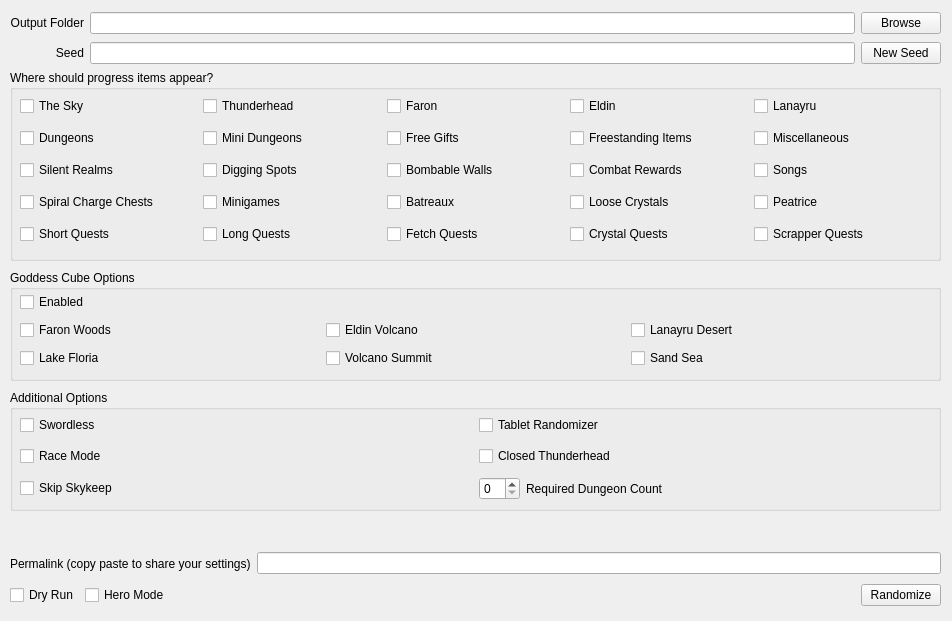
The window that randogui.ui (ssrando/ssrando) describes before a commit, drawn with Qt 5.
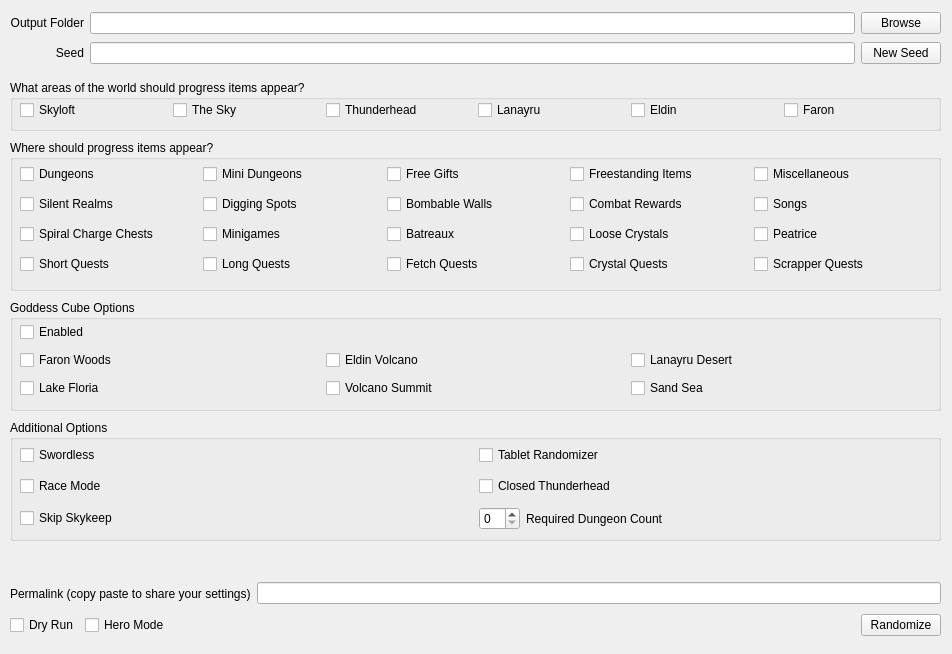
The same window after the commit.

Commit message: added a skyloft type and rearranged the region selection part of the gui

Patch:
```diff
--- a/randogui.ui
+++ b/randogui.ui
@@ -7,7 +7,7 @@
     <x>0</x>
     <y>0</y>
     <width>952</width>
-    <height>621</height>
+    <height>654</height>
    </rect>
   </property>
   <property name="sizePolicy">
@@ -91,9 +91,9 @@
     <property name="geometry">
      <rect>
       <x>10</x>
-      <y>70</y>
+      <y>140</y>
       <width>931</width>
-      <height>191</height>
+      <height>151</height>
      </rect>
     </property>
     <property name="title">
@@ -105,17 +105,10 @@
        <x>10</x>
        <y>20</y>
        <width>911</width>
-       <height>161</height>
+       <height>121</height>
       </rect>
      </property>
      <layout class="QGridLayout" name="gridLayout_3">
-      <item row="0" column="0">
-       <widget class="QCheckBox" name="progression_sky">
-        <property name="text">
-         <string>The Sky</string>
-        </property>
-       </widget>
-      </item>
       <item row="4" column="0">
        <widget class="QCheckBox" name="progression_short">
         <property name="text">
@@ -172,34 +165,6 @@
         </property>
        </widget>
       </item>
-      <item row="0" column="2">
-       <widget class="QCheckBox" name="progression_faron">
-        <property name="text">
-         <string>Faron</string>
-        </property>
-       </widget>
-      </item>
-      <item row="0" column="3">
-       <widget class="QCheckBox" name="progression_eldin">
-        <property name="text">
-         <string>Eldin</string>
-        </property>
-       </widget>
-      </item>
-      <item row="0" column="4">
-       <widget class="QCheckBox" name="progression_lanayru">
-        <property name="text">
-         <string>Lanayru</string>
-        </property>
-       </widget>
-      </item>
-      <item row="0" column="1">
-       <widget class="QCheckBox" name="progression_thunderhead">
-        <property name="text">
-         <string>Thunderhead</string>
-        </property>
-       </widget>
-      </item>
       <item row="1" column="0">
        <widget class="QCheckBox" name="progression_dungeon">
         <property name="text">
@@ -291,7 +256,7 @@
     <property name="geometry">
      <rect>
       <x>10</x>
-      <y>390</y>
+      <y>420</y>
       <width>931</width>
       <height>121</height>
      </rect>
@@ -387,7 +352,7 @@
     <property name="geometry">
      <rect>
       <x>10</x>
-      <y>580</y>
+      <y>610</y>
       <width>931</width>
       <height>31</height>
      </rect>
@@ -436,7 +401,7 @@
     <property name="geometry">
      <rect>
       <x>10</x>
-      <y>520</y>
+      <y>550</y>
       <width>931</width>
       <height>20</height>
      </rect>
@@ -449,7 +414,7 @@
     <property name="geometry">
      <rect>
       <x>10</x>
-      <y>550</y>
+      <y>580</y>
       <width>931</width>
       <height>27</height>
      </rect>
@@ -471,7 +436,7 @@
     <property name="geometry">
      <rect>
       <x>10</x>
-      <y>270</y>
+      <y>300</y>
       <width>931</width>
       <height>111</height>
      </rect>
@@ -541,6 +506,73 @@
      </layout>
     </widget>
    </widget>
+   <widget class="QGroupBox" name="groupBox_4">
+    <property name="geometry">
+     <rect>
+      <x>10</x>
+      <y>80</y>
+      <width>931</width>
+      <height>51</height>
+     </rect>
+    </property>
+    <property name="title">
+     <string>What areas of the world should progress items appear?</string>
+    </property>
+    <widget class="QWidget" name="horizontalLayoutWidget_3">
+     <property name="geometry">
+      <rect>
+       <x>10</x>
+       <y>20</y>
+       <width>911</width>
+       <height>21</height>
+      </rect>
+     </property>
+     <layout class="QHBoxLayout" name="horizontalLayout_4">
+      <item>
+       <widget class="QCheckBox" name="progression_skyloft">
+        <property name="text">
+         <string>Skyloft</string>
+        </property>
+       </widget>
+      </item>
+      <item>
+       <widget class="QCheckBox" name="progression_sky">
+        <property name="text">
+         <string>The Sky</string>
+        </property>
+       </widget>
+      </item>
+      <item>
+       <widget class="QCheckBox" name="progression_thunderhead">
+        <property name="text">
+         <string>Thunderhead</string>
+        </property>
+       </widget>
+      </item>
+      <item>
+       <widget class="QCheckBox" name="progression_lanayru">
+        <property name="text">
+         <string>Lanayru</string>
+        </property>
+       </widget>
+      </item>
+      <item>
+       <widget class="QCheckBox" name="progression_eldin">
+        <property name="text">
+         <string>Eldin</string>
+        </property>
+       </widget>
+      </item>
+      <item>
+       <widget class="QCheckBox" name="progression_faron">
+        <property name="text">
+         <string>Faron</string>
+        </property>
+       </widget>
+      </item>
+     </layout>
+    </widget>
+   </widget>
   </widget>
  </widget>
  <resources/>
```
The commit also changes 4 other files.
